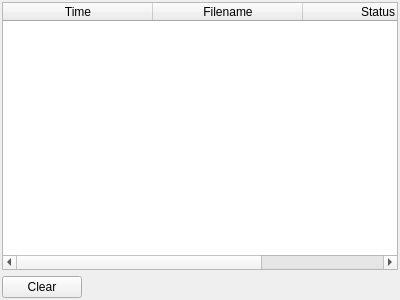
This is qteditor/QtEditor/fileserverwidget.ui in nem0/LumixEngine as Qt 5 draws it before an edit. The edited form follows.
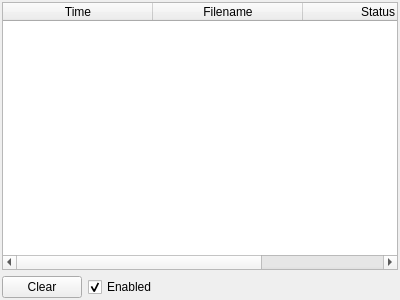
This is the edited form.

Commit message: enable/disable file server widget

The edit to the form file:
```diff
--- a/qteditor/QtEditor/fileserverwidget.ui
+++ b/qteditor/QtEditor/fileserverwidget.ui
@@ -80,6 +80,16 @@
          </property>
         </widget>
        </item>
+       <item>
+        <widget class="QCheckBox" name="checkBox">
+         <property name="text">
+          <string>Enabled</string>
+         </property>
+         <property name="checked">
+          <bool>true</bool>
+         </property>
+        </widget>
+       </item>
        <item>
         <spacer name="horizontalSpacer">
          <property name="orientation">
@@ -87,7 +97,7 @@
          </property>
          <property name="sizeHint" stdset="0">
           <size>
-           <width>312</width>
+           <width>245</width>
            <height>20</height>
           </size>
          </property>
```
The commit also changes 3 other files.
